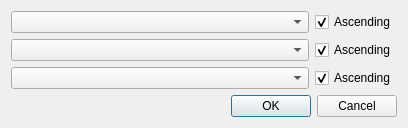
Qt form src/NavTable/ui/field_select.ui (fpsampayo/qgis-navtable) before a commit.
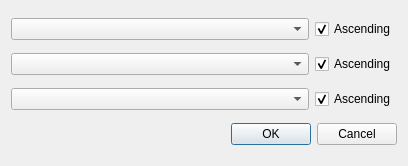
The same form after that commit. Custom widgets are drawn as their Qt base class.

Commit message: Modify window modality to avoid NavTable alwais on top

Diff of the .ui file:
```diff
--- a/src/NavTable/ui/field_select.ui
+++ b/src/NavTable/ui/field_select.ui
@@ -7,7 +7,7 @@
     <x>0</x>
     <y>0</y>
     <width>408</width>
-    <height>125</height>
+    <height>166</height>
    </rect>
   </property>
   <property name="windowTitle">
```
Left out of the diff: 3 changed lines with no effect on the pictures. The commit also changes 4 other files.
